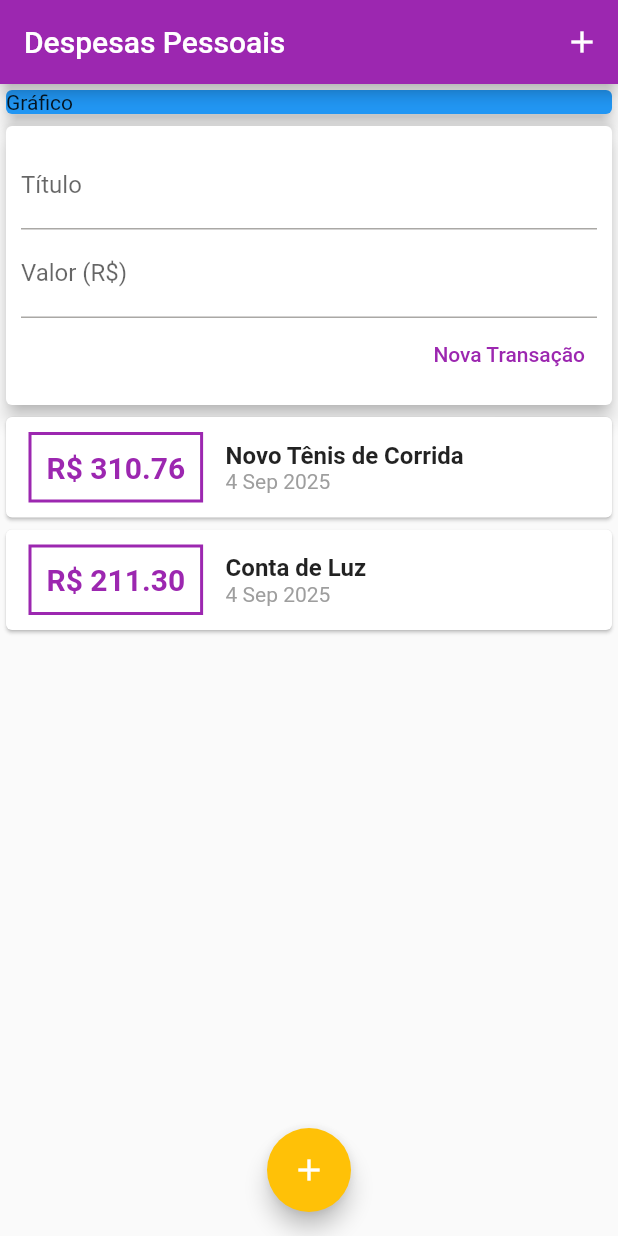
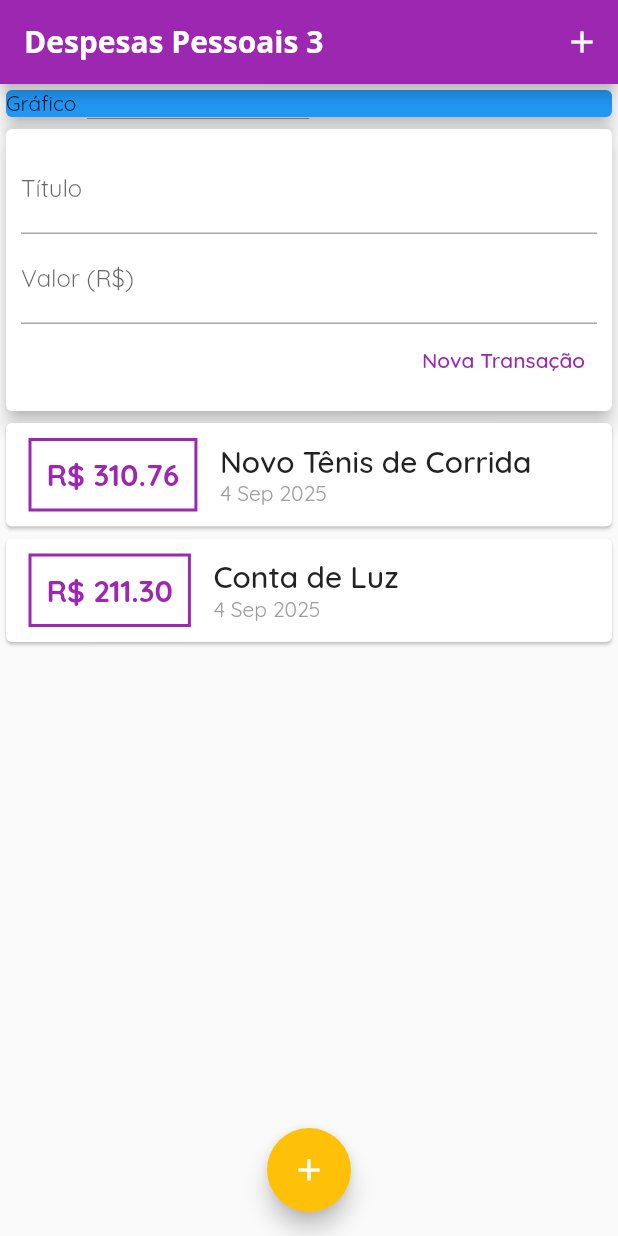
Before and after one commit to jSantini/curso_flutter, a Flutter app: the screen it shows after launch, on a phone screen of 412 x 824 dp. Run offline on Flutter 3.47's test engine with Material 3 defaults, Android fonts, the phone set to English and light mode, and no system bars.

Commit message:
add font family and use in project

```diff
--- a/modulo_3/expenses/lib/components/transaction_list.dart
+++ b/modulo_3/expenses/lib/components/transaction_list.dart
@@ -39,10 +39,11 @@ class TransactionList extends StatelessWidget {
                   children: <Widget>[
                     Text(
                       tr.title,
-                      style: TextStyle(
-                        fontSize: 16,
-                        fontWeight: FontWeight.bold,
-                      ),
+                      style: Theme.of(context).textTheme.titleLarge,
+                      // style: TextStyle(
+                      //   fontSize: 16,
+                      //   fontWeight: FontWeight.bold,
+                      // ),
                     ),
                     Text(
                       DateFormat('d MMM y').format(tr.date),
--- a/modulo_3/expenses/lib/main.dart
+++ b/modulo_3/expenses/lib/main.dart
@@ -22,12 +22,18 @@ class ExpensesApp extends StatelessWidget {
         appBarTheme: const AppBarTheme(
           backgroundColor: Colors.purple,
           foregroundColor: Colors.white,
+          titleTextStyle: TextStyle(
+            fontFamily: 'OpenSans',
+            fontSize: 20,
+            fontWeight: FontWeight.bold,
+          ),
         ),
         colorScheme: ColorScheme.fromSeed(
           seedColor: Colors.amber,
           primary: Colors.purple,
           secondary: Colors.amber,
         ),
+        fontFamily: 'Quicksand',
       ),
     );
   }
@@ -84,7 +90,10 @@ class _MyHomePageState extends State<MyHomePage> {
   Widget build(BuildContext context) {
     return Scaffold(
       appBar: AppBar(
-        title: Text('Despesas Pessoais'),
+        title: Text(
+          'Despesas Pessoais 3',
+          style: TextStyle(fontFamily: 'OpenSans'),
+        ),
         actions: [
           IconButton(
             onPressed: () => _openTransactionFormModal(context),
```
Also changed, not shown: modulo_3/expenses/pubspec.yaml (+15 -6 lines), modulo_3/expenses/assets/fonts/OpenSans-Bold.ttf (added), modulo_3/expenses/assets/fonts/OpenSans-Regular.ttf (added), modulo_3/expenses/assets/fonts/Quicksand-Bold.ttf (added), modulo_3/expenses/assets/fonts/Quicksand-Light.ttf (added), modulo_3/expenses/assets/fonts/Quicksand-Medium.ttf (added), modulo_3/expenses/assets/fonts/Quicksand-Regular.ttf (added).
